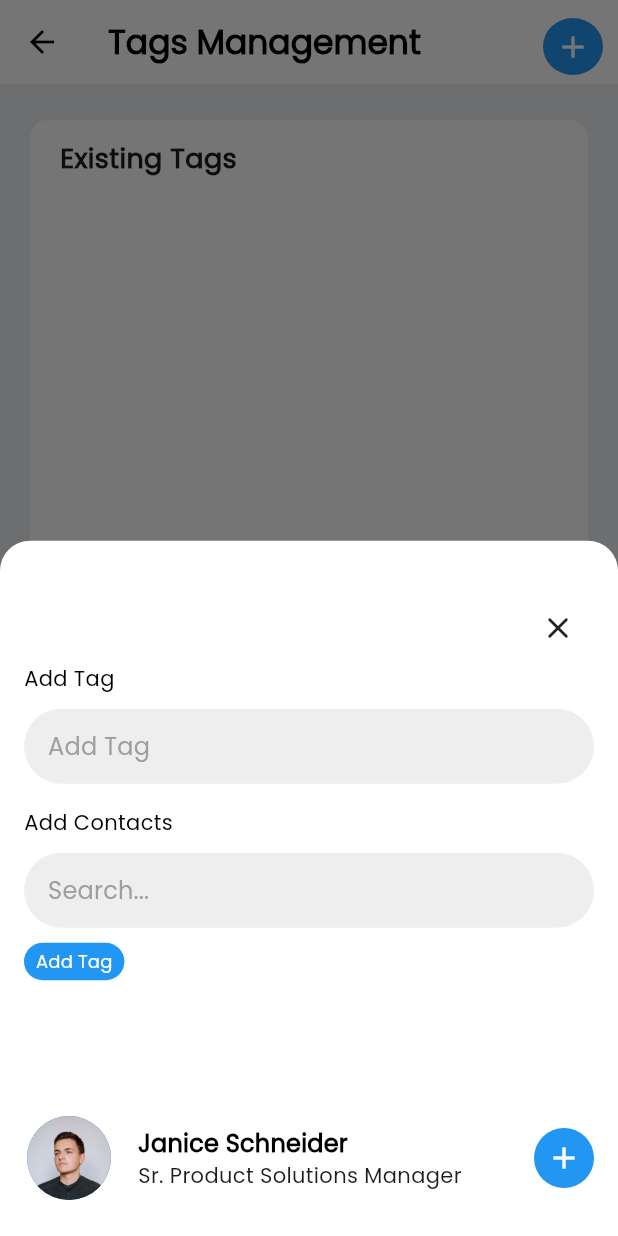
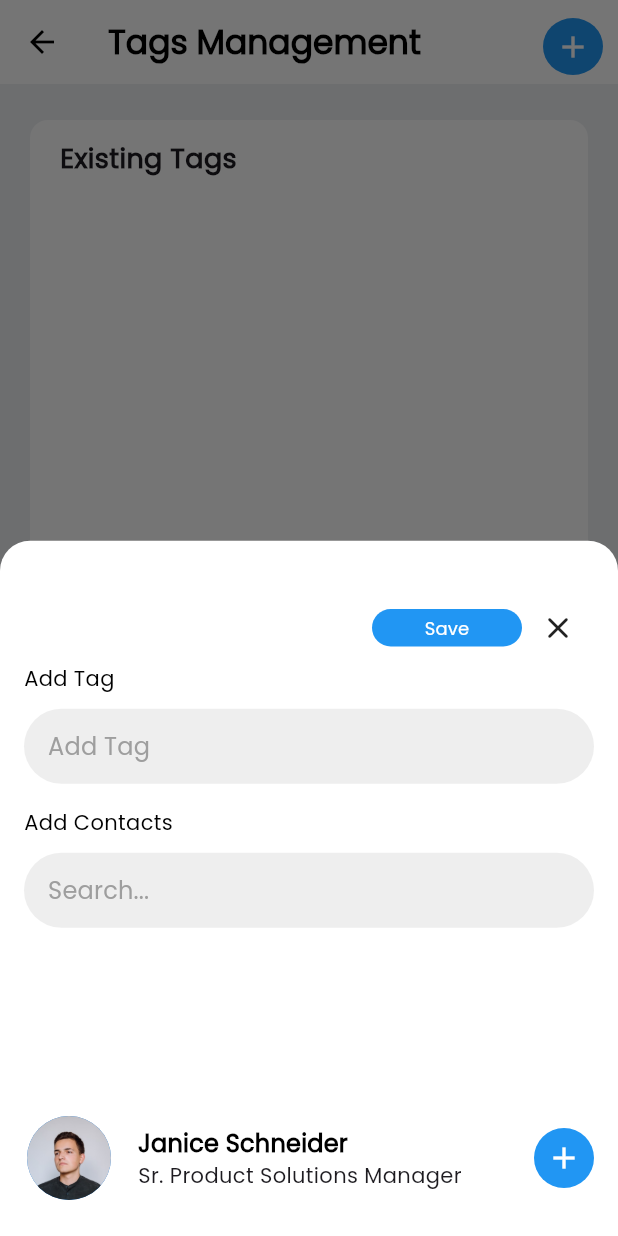
Before and after one commit to vyassharad11/MyIdCard, a Flutter app: the TagManagementScreen screen opened directly, after a tap on the "add" icon, on a phone screen of 412 x 824 dp. Run offline on Flutter 3.47's test engine with Material 3 defaults, Android fonts, the light colour scheme and no system bars; drawn by our look-alikes of loader_overlay; our stand-ins replace another_flushbar, cached_network_image, card_swiper, device_info_plus, dio, dotted_border and 14 more; missing offline and left inert: custom_sliding_segmented_control, flex_color_picker; accounts and stored records are empty; generated files the repository leaves out were written again; network calls fail.

Commit message:
tages list issue resolved

```diff
--- a/lib/screens/tag/tag_management_screen.dart
+++ b/lib/screens/tag/tag_management_screen.dart
@@ -181,6 +181,8 @@ class _TagManagementScreenState extends State<TagManagementScreen> {
                 context: context,
                 message: dto.message ?? "",
               );
+              apiTagList();
+
             }
             setState(() {});
           },
@@ -347,12 +349,38 @@ class _TagManagementScreenState extends State<TagManagementScreen> {
                 height: 18,
               ),
               Row(
-                mainAxisAlignment: MainAxisAlignment.spaceBetween,
-                crossAxisAlignment: CrossAxisAlignment.start,
+                mainAxisAlignment: MainAxisAlignment.end,
+                crossAxisAlignment: CrossAxisAlignment.center,
                 children: [
-                  const Text(
-                    "",
-                    style: TextStyle(color: Colors.black, fontSize: 14),
+                  // const Text(
+                  //   "",
+                  //   style: TextStyle(color: Colors.black, fontSize: 14),
+                  // ),
+                  SizedBox(height: 10,),
+                  SizedBox(
+                    height: 25,
+                    width: 100,
+                    child: ElevatedButton(
+                      style: ElevatedButton.styleFrom(
+                        padding: EdgeInsets.symmetric(
+                            horizontal: 8, vertical: 0),
+                        elevation: 0,
+                        backgroundColor: Colors.blue,
+                        shape: RoundedRectangleBorder(
+                          borderRadius: BorderRadius.circular(16),
+                        ),
+                      ),
+                      onPressed: () {
+                        if(controller.text.isNotEmpty) {
+                          apiAddTag(controller.text);
+                        }
+                        controller.clear();
+                      },
+                      child: const Text(
+                        'Save',
+                        style: TextStyle(fontSize: 12),
+                      ),
+                    ),
                   ),
                   IconButton(
                       onPressed: () {
@@ -428,31 +456,7 @@ class _TagManagementScreenState extends State<TagManagementScreen> {
                   ],
                 ),
               ),
-              SizedBox(height: 10,),
-              SizedBox(
-                height: 25,
-                child: ElevatedButton(
-                  style: ElevatedButton.styleFrom(
-                    padding: EdgeInsets.symmetric(
-                        horizontal: 8, vertical: 0),
-                    elevation: 0,
-                    backgroundColor: Colors.blue,
-                    shape: RoundedRectangleBorder(
-                      borderRadius: BorderRadius.circular(16),
-                    ),
-                  ),
-                  onPressed: () {
-                    if(controller.text.isNotEmpty) {
-                      apiAddTag(controller.text);
-                    }
-                    controller.clear();
-                  },
-                  child: const Text(
-                    'Add Tag',
-                    style: TextStyle(fontSize: 12),
-                  ),
-                ),
-              ),
+
               const Spacer(),
               // Contact Information
               ListTile(
```
Also changed, not shown: lib/data/network/rest_client.g.dart.
